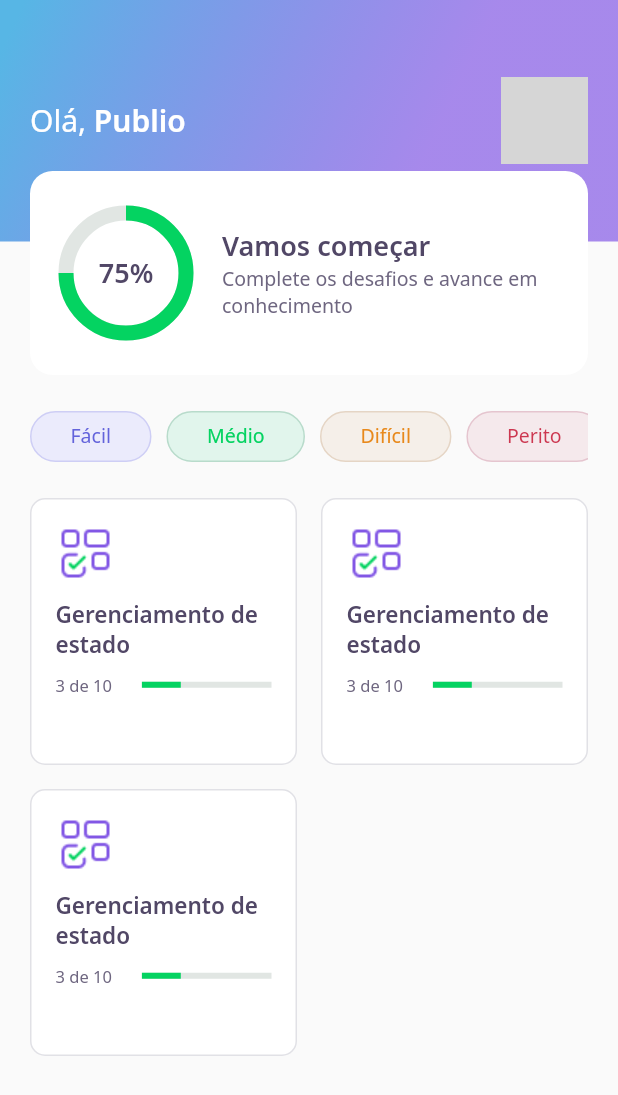
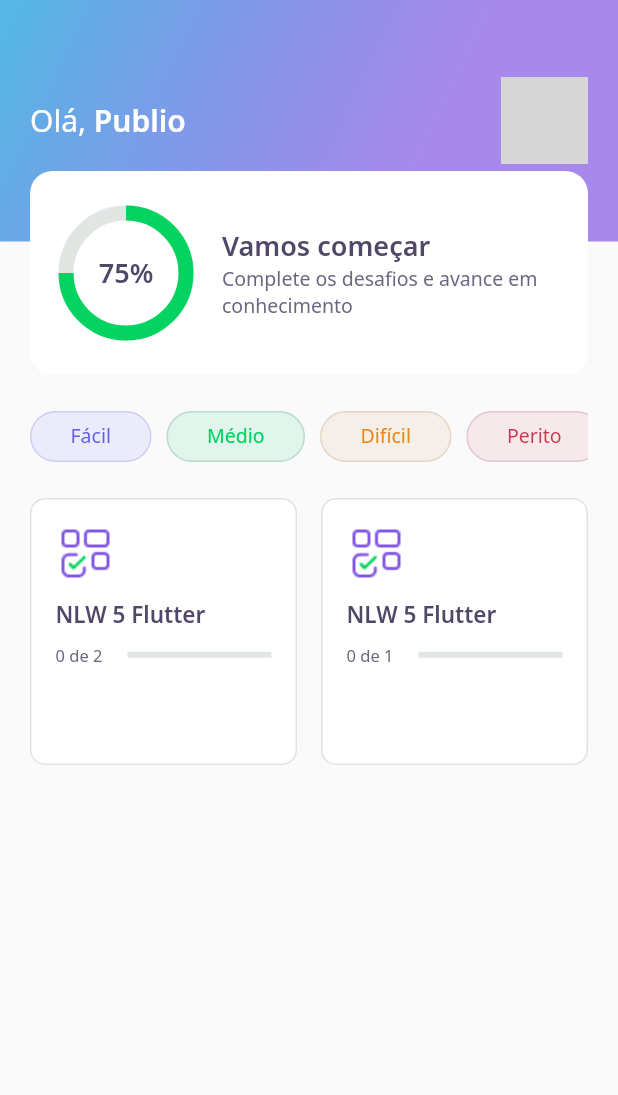
Before and after one commit to publiosilva/nlw5-flutter-devquiz, a Flutter app: the HomePage screen opened directly, on a phone screen of 412 x 824 dp. Shown: the top 1095 px of the screen. Run offline on Flutter 3.47's test engine with Material 2 defaults, Android fonts, the phone set to English and light mode, and no system bars; our stand-ins replace google_fonts; accounts and stored records are empty; network calls fail; grey boxes are pictures that could not be loaded.

Commit message:
add home controller and repository

```diff
--- /dev/null
+++ b/database/quizzes.json
@@ -0,0 +1,45 @@
+[
+  {
+    "title": "NLW 5 Flutter",
+    "questions": [
+      {
+        "title": "Está curtindo o Flutter?",
+        "answers": [
+          { "title": "Estou curtindo" },
+          { "title": "Amando Flutter" },
+          { "title": "Muito tio" },
+          { "title": "Show de bola!", "isRight": true }
+        ]
+      },
+      {
+        "title": "Está curtindo o Flutter?",
+        "answers": [
+          { "title": "Estou curtindo" },
+          { "title": "Amando Flutter" },
+          { "title": "Muito tio" },
+          { "title": "Show de bola!", "isRight": true }
+        ]
+      }
+    ],
+    "image": "blocks",
+    "level": "facil",
+    "questionAnswered": 0
+  },
+  {
+    "title": "NLW 5 Flutter",
+    "questions": [
+      {
+        "title": "Está curtindo o Flutter?",
+        "answers": [
+          { "title": "Estou curtindo" },
+          { "title": "Amando Flutter" },
+          { "title": "Muito tio" },
+          { "title": "Show de bola!", "isRight": true }
+        ]
+      }
+    ],
+    "image": "blocks",
+    "level": "facil",
+    "questionAnswered": 0
+  }
+]
--- /dev/null
+++ b/database/user.json
@@ -0,0 +1,5 @@
+{
+    "name": "Publio",
+    "score": 75,
+    "photoUrl": "https://avatars.githubusercontent.com/u/43002780?v=4"
+}
--- a/lib/challenge/answer/answer_widget.dart
+++ b/lib/challenge/answer/answer_widget.dart
@@ -1,5 +1,6 @@
-import 'package:DevQuiz/core/core.dart';
 import 'package:flutter/material.dart';
+
+import '../../core/core.dart';
 
 class AnswerWidget extends StatelessWidget {
   final String title;
--- a/lib/challenge/challenge_page.dart
+++ b/lib/challenge/challenge_page.dart
@@ -1,6 +1,7 @@
-import 'package:DevQuiz/challenge/question_indicator/question_indicator_widget.dart';
-import 'package:DevQuiz/challenge/quiz/quiz_widget.dart';
 import 'package:flutter/material.dart';
+
+import 'question_indicator/question_indicator_widget.dart';
+import 'quiz/quiz_widget.dart';
 
 class ChallengePage extends StatefulWidget {
   @override
--- a/lib/challenge/question_indicator/question_indicator_widget.dart
+++ b/lib/challenge/question_indicator/question_indicator_widget.dart
@@ -1,6 +1,7 @@
-import 'package:DevQuiz/core/app_text_styles.dart';
-import 'package:DevQuiz/shared/widgets/progress_indicator/progress_indicator_widget.dart';
 import 'package:flutter/material.dart';
+
+import '../../core/app_text_styles.dart';
+import '../../shared/widgets/progress_indicator/progress_indicator_widget.dart';
 
 class QuestionIndicatorWidget extends StatelessWidget {
   @override
--- a/lib/core/app_widget.dart
+++ b/lib/core/app_widget.dart
@@ -1,4 +1,4 @@
-import 'package:DevQuiz/challenge/challenge_page.dart';
+import 'package:DevQuiz/home/home_page.dart';
 import 'package:flutter/material.dart';
 
 class AppWidget extends StatelessWidget {
@@ -6,7 +6,7 @@ class AppWidget extends StatelessWidget {
   Widget build(BuildContext context) {
     return MaterialApp(
       title: "DevQuiz",
-      home: ChallengePage(),
+      home: HomePage(),
     );
   }
 }
--- /dev/null
+++ b/lib/home/home_controller.dart
@@ -0,0 +1,30 @@
+import 'package:flutter/widgets.dart';
+
+import '../shared/models/quiz_model.dart';
+import '../shared/models/user_model.dart';
+import 'home_repository.dart';
+import 'home_state.dart';
+
+class HomeController {
+  ValueNotifier<HomeState> stateNotifier =
+      ValueNotifier<HomeState>(HomeState.empty);
+  set state(HomeState state) => stateNotifier.value = state;
+  HomeState get state => stateNotifier.value;
+
+  UserModel? user;
+  List<QuizModel>? quizzes;
+
+  final repository = HomeRepository();
+
+  void getUser() async {
+    state = HomeState.loading;
+    user = await repository.getUser();
+    state = HomeState.success;
+  }
+
+  void getQuizzes() async {
+    state = HomeState.loading;
+    quizzes = await repository.getQuizzes();
+    state = HomeState.success;
+  }
+}
--- a/lib/home/home_page.dart
+++ b/lib/home/home_page.dart
@@ -1,7 +1,11 @@
-import 'package:DevQuiz/home/widgets/appbar/app_bar_widget.dart';
-import 'package:DevQuiz/home/widgets/level_button/level_button_widget.dart';
-import 'package:DevQuiz/home/widgets/quiz_card/quiz_card_widget.dart';
 import 'package:flutter/material.dart';
+
+import '../core/app_colors.dart';
+import 'home_controller.dart';
+import 'home_state.dart';
+import 'widgets/appbar/app_bar_widget.dart';
+import 'widgets/level_button/level_button_widget.dart';
+import 'widgets/quiz_card/quiz_card_widget.dart';
 
 class HomePage extends StatefulWidget {
   HomePage({Key? key}) : super(key: key);
@@ -11,10 +15,25 @@ class HomePage extends StatefulWidget {
 }
 
 class _HomePageState extends State<HomePage> {
+  final controller = HomeController();
+
+  @override
+  void initState() {
+    super.initState();
+    controller.getUser();
+    controller.getQuizzes();
+    controller.stateNotifier.addListener(() {
+      setState(() {});
+    });
+  }
+
   @override
   Widget build(BuildContext context) {
+    if (controller.state == HomeState.success) {
       return Scaffold(
-      appBar: AppBarWidget(),
+        appBar: AppBarWidget(
+          user: controller.user!,
+        ),
         body: Padding(
           padding: const EdgeInsets.symmetric(horizontal: 20),
           child: Column(
@@ -59,16 +78,28 @@ class _HomePageState extends State<HomePage> {
                   crossAxisCount: 2,
                   crossAxisSpacing: 16,
                   mainAxisSpacing: 16,
-                children: [
-                  QuizCardWidget(),
-                  QuizCardWidget(),
-                  QuizCardWidget(),
-                ],
+                  children: controller.quizzes!
+                      .map((e) => QuizCardWidget(
+                            title: e.title,
+                            completed:
+                                '${e.questionAnswered} de ${e.questions.length}',
+                            percent: (e.questionAnswered / e.questions.length),
+                          ))
+                      .toList(),
                 ),
               )
             ],
           ),
         ),
       );
+    } else {
+      return Scaffold(
+        body: Center(
+          child: CircularProgressIndicator(
+            valueColor: AlwaysStoppedAnimation(AppColors.darkGreen),
+          ),
+        ),
+      );
     }
   }
+}
--- /dev/null
+++ b/lib/home/home_state.dart
@@ -0,0 +1 @@
+enum HomeState { success, loading, error, empty }
--- a/lib/home/widgets/appbar/app_bar_widget.dart
+++ b/lib/home/widgets/appbar/app_bar_widget.dart
@@ -1,9 +1,12 @@
 import 'package:DevQuiz/core/core.dart';
 import 'package:DevQuiz/home/widgets/score_card/score_card_widget.dart';
+import 'package:DevQuiz/shared/models/user_model.dart';
 import 'package:flutter/widgets.dart';
 
 class AppBarWidget extends PreferredSize {
-  AppBarWidget()
+  final UserModel user;
+
+  AppBarWidget({required this.user})
       : super(
           preferredSize: Size.fromHeight(250),
           child: Container(
@@ -25,7 +28,7 @@ class AppBarWidget extends PreferredSize {
                           style: AppTextStyles.title,
                           children: [
                             TextSpan(
-                                text: 'Publio', style: AppTextStyles.titleBold)
+                                text: user.name, style: AppTextStyles.titleBold)
                           ])),
                       Container(
                         width: 58,
@@ -33,8 +36,7 @@ class AppBarWidget extends PreferredSize {
                         decoration: BoxDecoration(
                             borderRadius: BorderRadius.circular(10),
                             image: DecorationImage(
-                                image: NetworkImage(
-                                    "https://avatars.githubusercontent.com/u/43002780?v=4"))),
+                                image: NetworkImage(user.photoUrl))),
                       )
                     ],
                   ),
--- a/lib/home/widgets/quiz_card/quiz_card_widget.dart
+++ b/lib/home/widgets/quiz_card/quiz_card_widget.dart
@@ -3,6 +3,17 @@ import 'package:DevQuiz/shared/widgets/progress_indicator/progress_indicator_wid
 import 'package:flutter/material.dart';
 
 class QuizCardWidget extends StatelessWidget {
+  final String title;
+  final String completed;
+  final double percent;
+
+  const QuizCardWidget({
+    Key? key,
+    required this.title,
+    required this.completed,
+    required this.percent,
+  }) : super(key: key);
+
   @override
   Widget build(BuildContext context) {
     return Container(
@@ -24,7 +35,7 @@ class QuizCardWidget extends StatelessWidget {
             height: 10,
           ),
           Text(
-            'Gerenciamento de estado',
+            title,
             style: AppTextStyles.heading15,
           ),
           SizedBox(
@@ -35,14 +46,14 @@ class QuizCardWidget extends StatelessWidget {
               Expanded(
                 flex: 2,
                 child: Text(
-                  '3 de 10',
+                  completed,
                   style: AppTextStyles.body11,
                 ),
               ),
               Expanded(
-                flex: 3,
+                flex: 4,
                 child: ProgressIndicatorWidget(
-                  value: 0.3,
+                  value: percent,
                 ),
               ),
             ],
--- /dev/null
+++ b/lib/shared/models/quiz_model.dart
@@ -0,0 +1,65 @@
+import 'dart:convert';
+
+import 'question_model.dart';
+
+enum Level { facil, medio, dificil, perito }
+
+extension LevelStringExt on String {
+  Level get parse => {
+        "facil": Level.facil,
+        "medio": Level.medio,
+        "dificil": Level.dificil,
+        "perito": Level.perito
+      }[this]!;
+}
+
+extension LevelExt on Level {
+  String get parse => {
+        Level.facil: "facil",
+        Level.medio: "medio",
+        Level.dificil: "dificil",
+        Level.perito: "perito"
+      }[this]!;
+}
+
+class QuizModel {
+  final String title;
+  final List<QuestionModel> questions;
+  final int questionAnswered;
+  final String image;
+  final Level level;
+
+  QuizModel({
+    required this.title,
+    required this.questions,
+    this.questionAnswered = 0,
+    required this.image,
+    required this.level,
+  });
+
+  Map<String, dynamic> toMap() {
+    return {
+      'title': title,
+      'questions': questions.map((x) => x.toMap()).toList(),
+      'questionAnswered': questionAnswered,
+      'image': image,
+      'level': level.parse,
+    };
+  }
+
+  factory QuizModel.fromMap(Map<String, dynamic> map) {
+    return QuizModel(
+      title: map['title'],
+      questions: List<QuestionModel>.from(
+          map['questions']?.map((x) => QuestionModel.fromMap(x))),
+      questionAnswered: map['questionAnswered'] ?? 0,
+      image: map['image'],
+      level: map['level'].toString().parse,
+    );
+  }
+
+  String toJson() => json.encode(toMap());
+
+  factory QuizModel.fromJson(String source) =>
+      QuizModel.fromMap(json.decode(source));
+}
--- /dev/null
+++ b/lib/shared/models/user_model.dart
@@ -0,0 +1,34 @@
+import 'dart:convert';
+
+class UserModel {
+  final String name;
+  final String photoUrl;
+  final int score;
+
+  UserModel({
+    required this.name,
+    required this.photoUrl,
+    this.score = 0,
+  });
+
+  Map<String, dynamic> toMap() {
+    return {
+      'name': name,
+      'photoUrl': photoUrl,
+      'score': score,
+    };
+  }
+
+  factory UserModel.fromMap(Map<String, dynamic> map) {
+    return UserModel(
+      name: map['name'],
+      photoUrl: map['photoUrl'],
+      score: map['score'],
+    );
+  }
+
+  String toJson() => json.encode(toMap());
+
+  factory UserModel.fromJson(String source) =>
+      UserModel.fromMap(json.decode(source));
+}
--- a/lib/shared/widgets/progress_indicator/progress_indicator_widget.dart
+++ b/lib/shared/widgets/progress_indicator/progress_indicator_widget.dart
@@ -9,7 +9,7 @@ class ProgressIndicatorWidget extends StatelessWidget {
   @override
   Widget build(BuildContext context) {
     return LinearProgressIndicator(
-      value: 0.3,
+      value: value,
       backgroundColor: AppColors.chartSecondary,
       valueColor: AlwaysStoppedAnimation<Color>(AppColors.chartPrimary),
     );
--- a/lib/splash/splash_page.dart
+++ b/lib/splash/splash_page.dart
@@ -1,5 +1,6 @@
-import 'package:DevQuiz/core/core.dart';
 import 'package:flutter/material.dart';
+
+import '../core/core.dart';
 
 class SplashPage extends StatelessWidget {
   @override
--- a/pubspec.yaml
+++ b/pubspec.yaml
@@ -18,5 +18,6 @@ dev_dependencies:
 flutter:
   assets:
     - assets/images/
+    - database/
 
   uses-material-design: true
```
Also changed, not shown: lib/challenge/quiz/quiz_widget.dart (+12 -5 lines), lib/home/home_repository.dart (added, +23 -0 lines), lib/shared/models/answer_model.dart (added, +30 -0 lines), lib/shared/models/question_model.dart (added, +33 -0 lines). Lines whose indentation alone changed are shown as unchanged.
